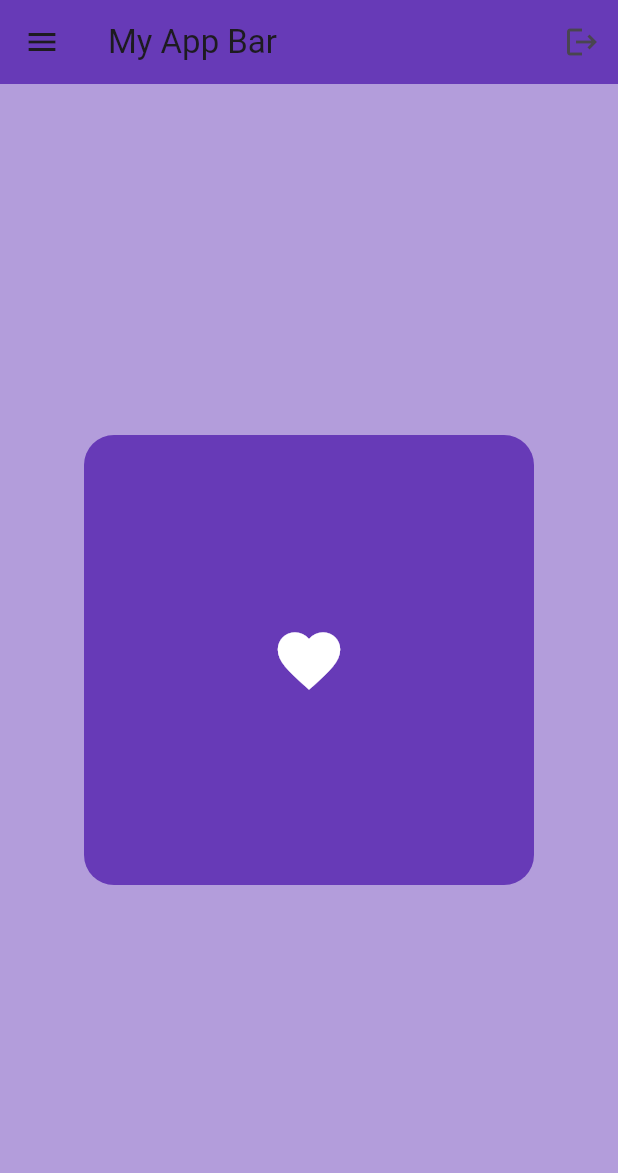
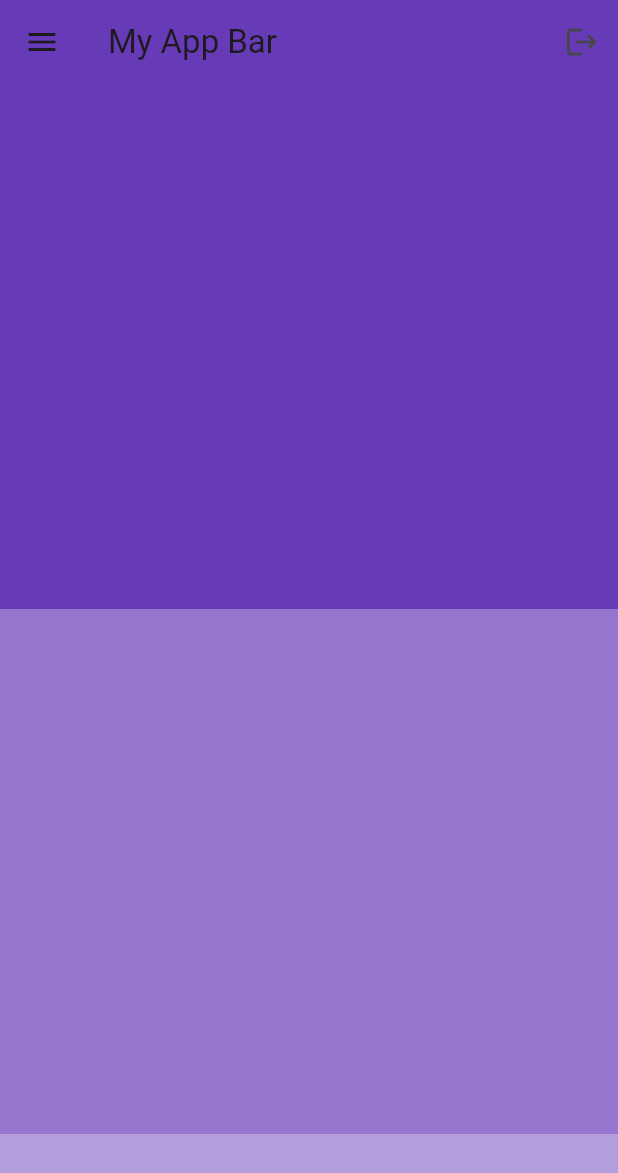
Before and after one commit to Baroucha1/ToDoApp_Flutter, a Flutter app: the screen it shows after launch, on a phone screen of 412 x 824 dp. Shown: the top 1173 px of the screen. Run offline on Flutter 3.47's test engine with Material 3 defaults, Android fonts, the phone set to English and light mode, and no system bars.

```diff
--- a/lib/main.dart
+++ b/lib/main.dart
@@ -13,7 +13,7 @@ class MyApp extends StatelessWidget {
   Widget build(BuildContext context) {
     return MaterialApp(
       home: Scaffold(
-        backgroundColor: Colors.deepPurple[200],
+        backgroundColor: Colors.deepPurple[100],
         appBar: AppBar(
           title: Text("My App Bar"),
           backgroundColor: Colors.deepPurple,
@@ -21,21 +21,30 @@ class MyApp extends StatelessWidget {
           leading: Icon(Icons.menu),
           actions: [IconButton(onPressed: (){}, icon: Icon(Icons.logout))],
         ),
-        body: Center (
-          child: Container(
-            height: 300,
-            width: 300,
-            decoration: BoxDecoration(
-              color: Colors.deepPurple,
-              borderRadius: BorderRadius.circular(20)
+        body: ListView(
+          children: [
+            Expanded(
+              child: Container(
+               height: 350,
+                color: Colors.deepPurple,
+              ),
             ),
-            padding: EdgeInsets.all(25),
-            child: Icon(
-              Icons.favorite,
-              size: 50,
-              color: Colors.white,)
-          ),
-        ),
+            Expanded(
+              flex: 2,
+              child: Container(
+                height: 350,
+                color: Colors.deepPurple[300],
+              ),
+            ),
+            Expanded(
+              child: Container(
+            height: 350,
+
+                color: Colors.deepPurple[200],
+              ),
+            )
+          ],
+        )
       ),
       debugShowCheckedModeBanner: false,
     );
```
